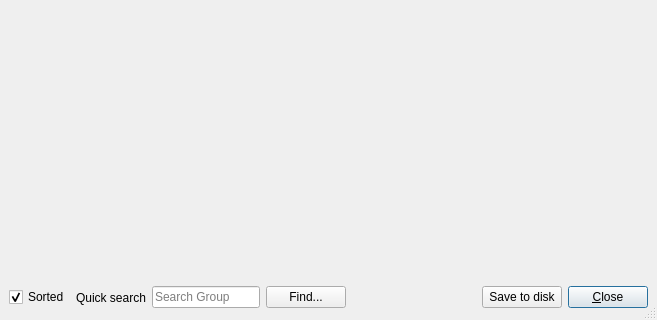
Old version of the form src/Gui/Dialogs/DlgParameter.ui in the repository southseact-3d/fcd; both pictures show x 0 to 657 and y 238 to 558 of the 657 by 558 pixel window.
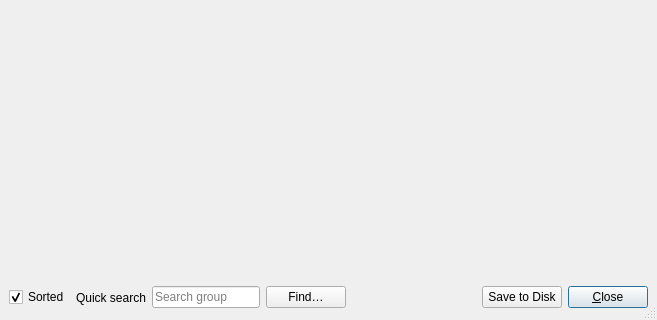
New version of the form.

Diff of the .ui file:
```diff
--- a/src/Gui/Dialogs/DlgParameter.ui
+++ b/src/Gui/Dialogs/DlgParameter.ui
@@ -70,7 +70,7 @@
         <string>Type in a group name to find it</string>
        </property>
        <property name="placeholderText">
-        <string>Search Group</string>
+        <string>Search group</string>
        </property>
        <property name="sizePolicy">
         <sizepolicy hsizetype="Minimum" vsizetype="Fixed">
@@ -83,7 +83,7 @@
      <item>
       <widget class="QPushButton" name="buttonFind">
        <property name="text">
-        <string>Find...</string>
+        <string>Find…</string>
        </property>
       </widget>
      </item>
@@ -106,7 +106,7 @@
      <item>
       <widget class="QPushButton" name="buttonSaveToDisk">
        <property name="text">
-        <string>Save to disk</string>
+        <string>Save to Disk</string>
        </property>
        <property name="shortcut">
         <string>Alt+C</string>
```
